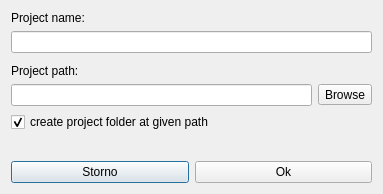
Above: DialogUi/NewProjectDialog.ui from kacerpetr/NNCreator before the change. Below: the same form after it.
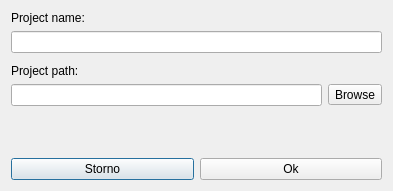
That is the form after the change.

Diff of the .ui file:
```diff
--- a/DialogUi/NewProjectDialog.ui
+++ b/DialogUi/NewProjectDialog.ui
@@ -6,8 +6,8 @@
    <rect>
     <x>0</x>
     <y>0</y>
-    <width>383</width>
-    <height>194</height>
+    <width>393</width>
+    <height>191</height>
    </rect>
   </property>
   <property name="windowTitle">
@@ -61,19 +61,6 @@
      </item>
     </layout>
    </item>
-   <item>
-    <widget class="QCheckBox" name="checkBox">
-     <property name="text">
-      <string>create project folder at given path</string>
-     </property>
-     <property name="checked">
-      <bool>true</bool>
-     </property>
-     <property name="tristate">
-      <bool>false</bool>
-     </property>
-    </widget>
-   </item>
    <item>
     <spacer name="verticalSpacer">
      <property name="orientation">
```
